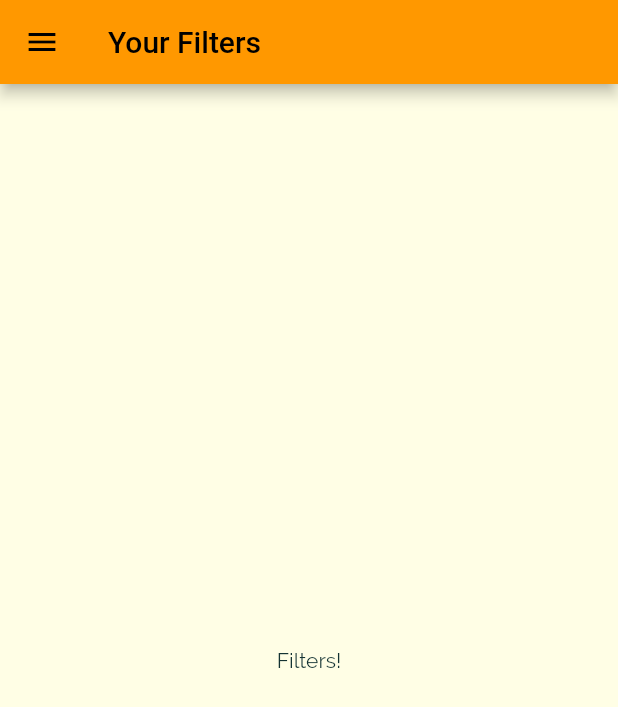
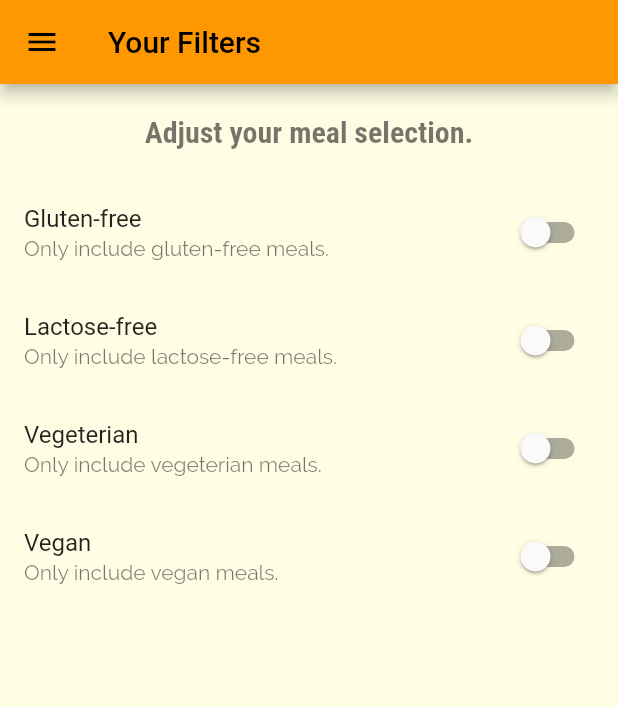
Before and after one commit to mahrncic/flutter-meal-app, a Flutter app: the FiltersScreen screen opened by its route, on a phone screen of 412 x 824 dp. Shown: the top 707 px of the screen. Run offline on Flutter 3.47's test engine with Material 2 defaults, Android fonts, the phone set to English and light mode, and no system bars.

Commit message:
Creating 'Filters' screen design with switches for different Food types.

```diff
--- a/meal_app/lib/screens/filters_screen.dart
+++ b/meal_app/lib/screens/filters_screen.dart
@@ -1,8 +1,28 @@
 import 'package:flutter/material.dart';
 import 'package:flutter_complete_guide/widgets/main_drawer.dart';
 
-class FiltersScreen extends StatelessWidget {
+class FiltersScreen extends StatefulWidget {
   static const routeName = '/filters';
+
+  @override
+  State<FiltersScreen> createState() => _FiltersScreenState();
+}
+
+class _FiltersScreenState extends State<FiltersScreen> {
+  var _glutenFree = false;
+  var _vegeterian = false;
+  var _vegan = false;
+  var _lactoseFree = false;
+
+  Widget _buildSwitchListTile(String title, String description,
+      bool currentValue, Function updateValue) {
+    return SwitchListTile(
+      title: Text(title),
+      value: currentValue,
+      subtitle: Text(description),
+      onChanged: updateValue,
+    );
+  }
 
   @override
   Widget build(BuildContext context) {
@@ -11,8 +31,62 @@ class FiltersScreen extends StatelessWidget {
         title: Text('Your Filters'),
       ),
       drawer: MainDrawer(),
-      body: Center(
-        child: Text('Filters!'),
+      body: Column(
+        children: [
+          Container(
+            padding: EdgeInsets.all(20),
+            child: Text(
+              'Adjust your meal selection.',
+              style: Theme.of(context).textTheme.caption,
+            ),
+          ),
+          Expanded(
+            child: ListView(
+              children: [
+                _buildSwitchListTile(
+                  'Gluten-free',
+                  'Only include gluten-free meals.',
+                  _glutenFree,
+                  (newValue) {
+                    setState(() {
+                      _glutenFree = newValue;
+                    });
+                  },
+                ),
+                _buildSwitchListTile(
+                  'Lactose-free',
+                  'Only include lactose-free meals.',
+                  _lactoseFree,
+                  (newValue) {
+                    setState(() {
+                      _lactoseFree = newValue;
+                    });
+                  },
+                ),
+                _buildSwitchListTile(
+                  'Vegeterian',
+                  'Only include vegeterian meals.',
+                  _vegeterian,
+                  (newValue) {
+                    setState(() {
+                      _vegeterian = newValue;
+                    });
+                  },
+                ),
+                _buildSwitchListTile(
+                  'Vegan',
+                  'Only include vegan meals.',
+                  _vegan,
+                  (newValue) {
+                    setState(() {
+                      _vegan = newValue;
+                    });
+                  },
+                ),
+              ],
+            ),
+          ),
+        ],
       ),
     );
   }
```
